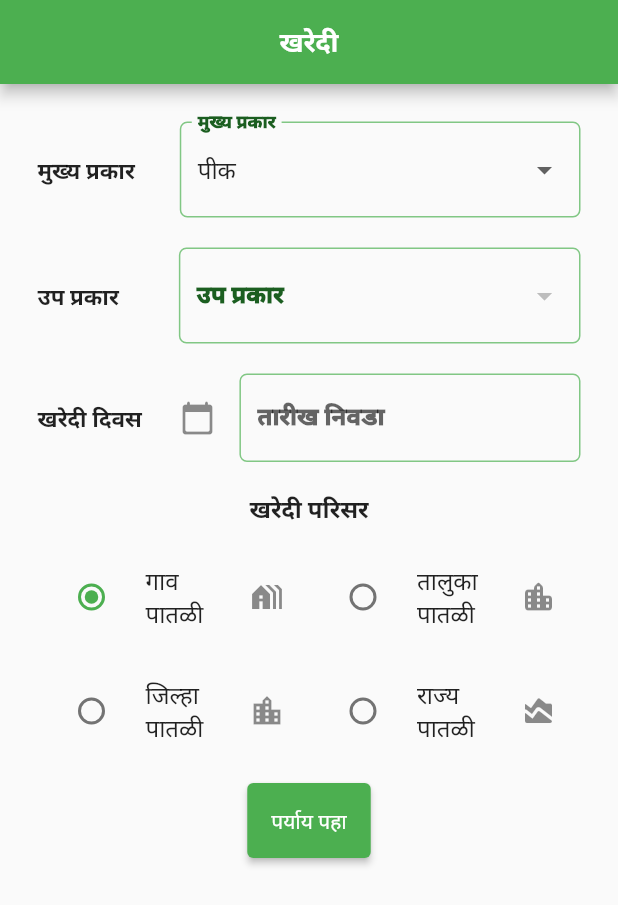
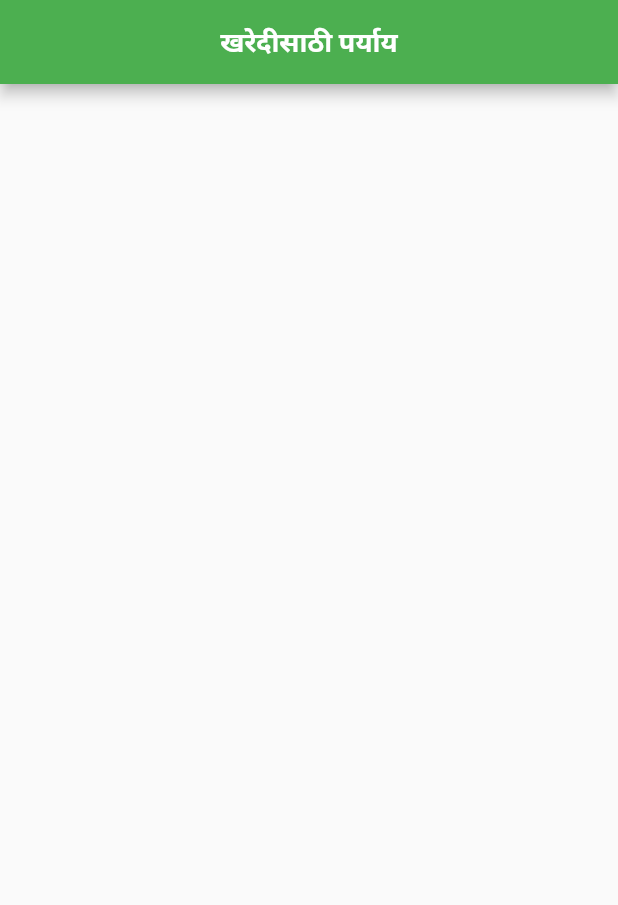
Before and after one commit to vivekjutture/Dharati, a Flutter app: the BuyProduct screen opened by its route, after a tap on "पर्याय पहा", on a phone screen of 412 x 824 dp. Shown: the top 905 px of the screen. Run offline on Flutter 3.47's test engine with Material 2 defaults, Android fonts, the phone set to English and light mode, and no system bars; our stand-ins replace calendar_date_picker2, cloud_firestore, firebase_auth, firebase_core, get, intl_phone_field and 1 more; accounts and stored records are empty.

Commit message:
Added the file to check the product list

```diff
--- a/lib/main.dart
+++ b/lib/main.dart
@@ -1,6 +1,7 @@
 import 'dart:async';
 import 'package:dharati/screens/buyFarmingServices.dart';
 import 'package:dharati/screens/buyProduct.dart';
+import 'package:dharati/screens/checkProduct.dart';
 import 'package:dharati/screens/chooseService.dart';
 import 'package:dharati/screens/dosageCalculator.dart';
 import 'package:dharati/screens/sellFarmingServices.dart';
@@ -65,6 +66,7 @@ class _DharatiAppState extends State<DharatiApp> {
         '/buyFarmingServices': (context) => const BuyFarmingServices(),
         '/sellFarmingServices': (context) => const SellFarmingServices(),
         '/chooseService': (context) => const ChooseService(),
+        '/checkProduct': (context) => const CheckProduct(),
       },
     );
   }
--- a/lib/screens/buyProduct.dart
+++ b/lib/screens/buyProduct.dart
@@ -315,7 +315,10 @@ class _BuyProductState extends State<BuyProduct> {
                 mainAxisAlignment: MainAxisAlignment.center,
                 children: [
                   ElevatedButton(
-                      onPressed: () {},
+                      onPressed: () {
+                        Navigator.pushNamedAndRemoveUntil(
+                            context, '/checkProduct', (route) => false);
+                      },
                       style: ElevatedButton.styleFrom(
                           primary: Colors.green,
                           minimumSize: Size(40, 50) // Background color
--- /dev/null
+++ b/lib/screens/checkProduct.dart
@@ -0,0 +1,29 @@
+import 'package:flutter/widgets.dart';
+
+import 'package:flutter/material.dart';
+
+class CheckProduct extends StatefulWidget {
+  const CheckProduct({super.key});
+  State<CheckProduct> createState() => _CheckProductState();
+}
+
+class _CheckProductState extends State<CheckProduct> {
+  @override
+  Widget build(BuildContext context) {
+    return Scaffold(
+      appBar: AppBar(
+        automaticallyImplyLeading: false,
+        title: const Text(
+          "खरेदीसाठी पर्याय",
+          style: TextStyle(
+            fontSize: 18,
+            fontWeight: FontWeight.w700,
+            color: Colors.white,
+          ),
+        ),
+        centerTitle: true,
+        backgroundColor: Colors.green,
+      ),
+    );
+  }
+}
```
